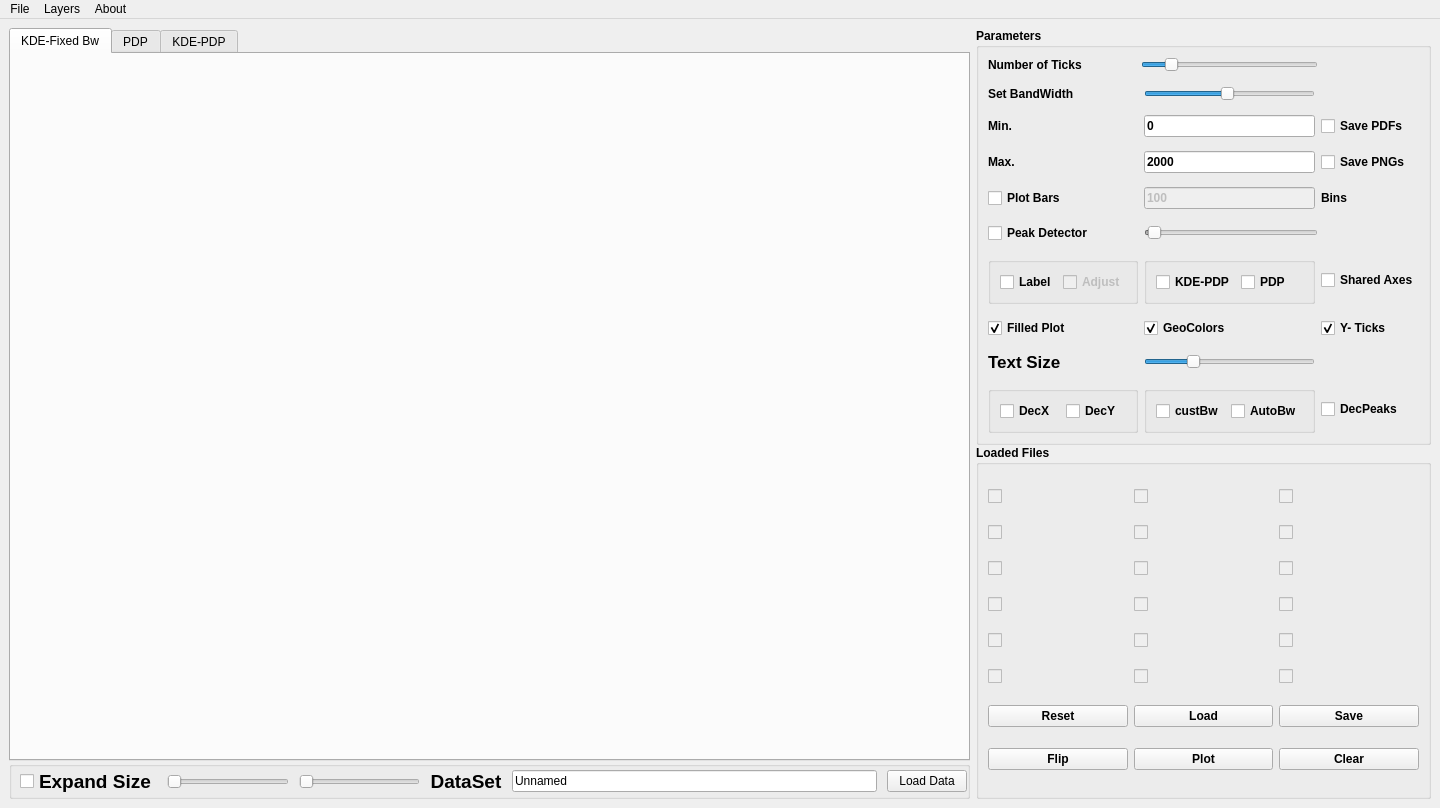
This is histograms.ui in andresrcorcho/CGD_HistogramsApp as Qt 5 draws it before an edit. The edited form follows.
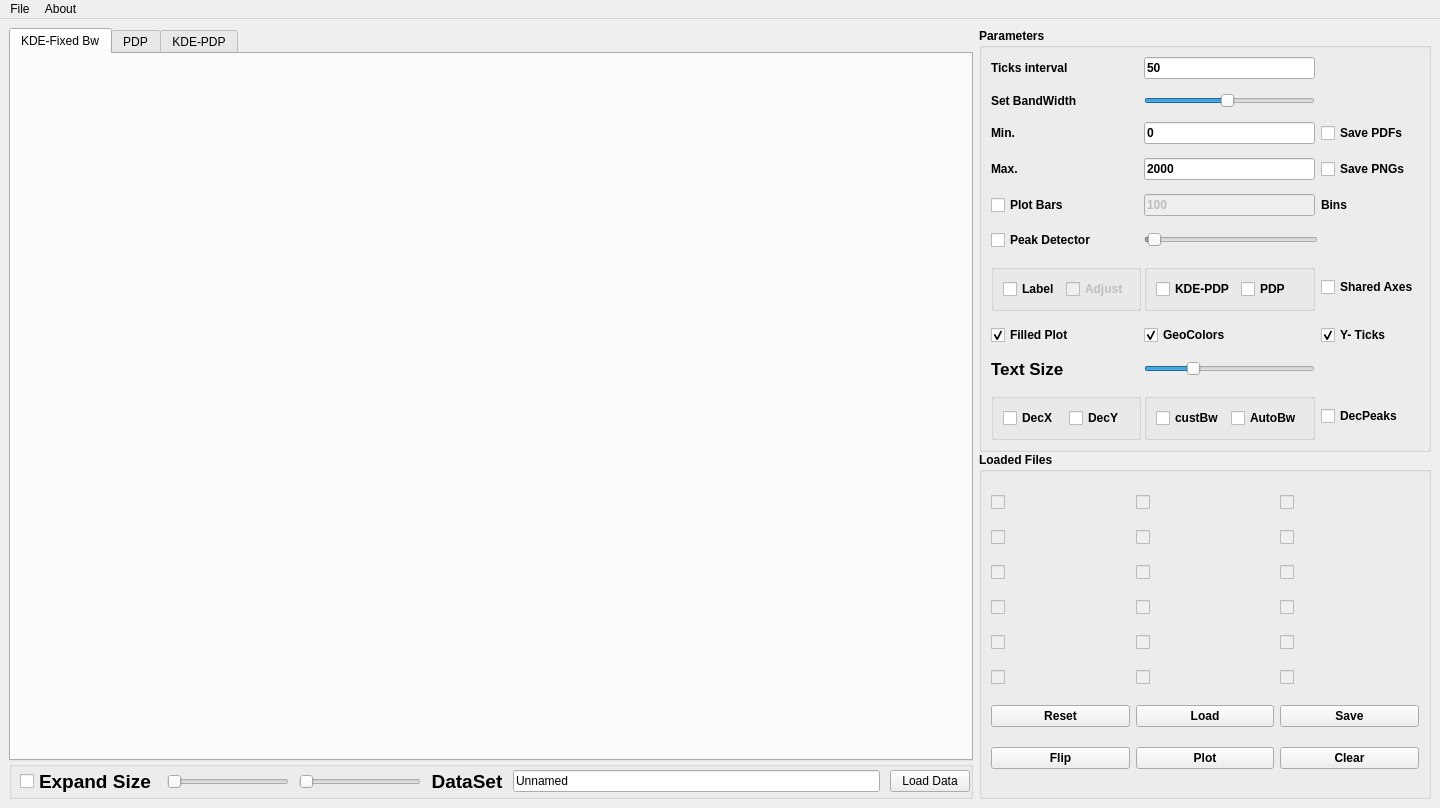
This is the edited form. Custom widgets are drawn as their Qt base class.

Diff of the .ui file:
```diff
--- a/histograms.ui
+++ b/histograms.ui
@@ -494,14 +494,60 @@
            <property name="title">
             <string>Parameters</string>
            </property>
-           <layout class="QGridLayout" name="gridLayout_4" columnstretch="0,0,0,0,0">
+           <layout class="QGridLayout" name="gridLayout_4" columnstretch="0,0,0,0">
             <property name="horizontalSpacing">
              <number>3</number>
             </property>
             <property name="verticalSpacing">
              <number>14</number>
             </property>
-            <item row="7" column="2">
+            <item row="10" column="0">
+             <widget class="QGroupBox" name="groupBox_3">
+              <property name="title">
+               <string/>
+              </property>
+              <layout class="QHBoxLayout" name="horizontalLayout_4">
+               <item>
+                <widget class="QCheckBox" name="DecimalX">
+                 <property name="text">
+                  <string>DecX</string>
+                 </property>
+                </widget>
+               </item>
+               <item>
+                <widget class="QCheckBox" name="DecimalY">
+                 <property name="text">
+                  <string>DecY</string>
+                 </property>
+                </widget>
+               </item>
+              </layout>
+             </widget>
+            </item>
+            <item row="10" column="1">
+             <widget class="QGroupBox" name="groupBox_4">
+              <property name="title">
+               <string/>
+              </property>
+              <layout class="QHBoxLayout" name="horizontalLayout_5">
+               <item>
+                <widget class="QCheckBox" name="customBw">
+                 <property name="text">
+                  <string>custBw</string>
+                 </property>
+                </widget>
+               </item>
+               <item>
+                <widget class="QCheckBox" name="AdaptativeBw">
+                 <property name="text">
+                  <string>AutoBw</string>
+                 </property>
+                </widget>
+               </item>
+              </layout>
+             </widget>
+            </item>
+            <item row="7" column="1">
              <widget class="QGroupBox" name="groupBox_2">
               <property name="title">
                <string/>
@@ -553,53 +599,37 @@
               </layout>
              </widget>
             </item>
-            <item row="10" column="0">
-             <widget class="QGroupBox" name="groupBox_3">
-              <property name="title">
-               <string/>
+            <item row="9" column="1">
+             <widget class="QSlider" name="TSize">
+              <property name="minimum">
+               <number>5</number>
               </property>
-              <layout class="QHBoxLayout" name="horizontalLayout_4">
-               <item>
-                <widget class="QCheckBox" name="DecimalX">
-                 <property name="text">
-                  <string>DecX</string>
-                 </property>
-                </widget>
-               </item>
-               <item>
-                <widget class="QCheckBox" name="DecimalY">
-                 <property name="text">
-                  <string>DecY</string>
-                 </property>
-                </widget>
-               </item>
-              </layout>
+              <property name="maximum">
+               <number>20</number>
+              </property>
+              <property name="value">
+               <number>9</number>
+              </property>
+              <property name="orientation">
+               <enum>Qt::Horizontal</enum>
+              </property>
              </widget>
             </item>
-            <item row="10" column="2">
-             <widget class="QGroupBox" name="groupBox_4">
-              <property name="title">
+            <item row="3" column="0">
+             <widget class="QLabel" name="label_5">
+              <property name="text">
+               <string>Max.</string>
+              </property>
+             </widget>
+            </item>
+            <item row="1" column="3">
+             <widget class="QLabel" name="BW">
+              <property name="text">
                <string/>
               </property>
-              <layout class="QHBoxLayout" name="horizontalLayout_5">
-               <item>
-                <widget class="QCheckBox" name="customBw">
-                 <property name="text">
-                  <string>custBw</string>
-                 </property>
-                </widget>
-               </item>
-               <item>
-                <widget class="QCheckBox" name="AdaptativeBw">
-                 <property name="text">
-                  <string>AutoBw</string>
-                 </property>
-                </widget>
-               </item>
-              </layout>
              </widget>
             </item>
-            <item row="3" column="4">
+            <item row="3" column="3">
              <widget class="QCheckBox" name="savepng">
               <property name="text">
                <string>Save PNGs</string>
@@ -623,7 +653,7 @@
               </property>
              </widget>
             </item>
-            <item row="8" column="2">
+            <item row="8" column="1">
              <widget class="QCheckBox" name="geoScale">
               <property name="text">
                <string>GeoColors</string>
@@ -633,7 +663,7 @@
               </property>
              </widget>
             </item>
-            <item row="8" column="4">
+            <item row="8" column="3">
              <widget class="QCheckBox" name="YAxisTicks">
               <property name="enabled">
                <bool>true</bool>
@@ -653,60 +683,20 @@
               </property>
              </widget>
             </item>
-            <item row="9" column="2">
-             <widget class="QSlider" name="TSize">
-              <property name="minimum">
-               <number>5</number>
-              </property>
-              <property name="maximum">
-               <number>20</number>
-              </property>
-              <property name="value">
-               <number>9</number>
-              </property>
-              <property name="orientation">
-               <enum>Qt::Horizontal</enum>
-              </property>
-             </widget>
-            </item>
-            <item row="3" column="0">
-             <widget class="QLabel" name="label_5">
-              <property name="text">
-               <string>Max.</string>
-              </property>
-             </widget>
-            </item>
-            <item row="1" column="4">
-             <widget class="QLabel" name="BW">
-              <property name="text">
-               <string/>
-              </property>
-             </widget>
-            </item>
-            <item row="2" column="4">
+            <item row="2" column="3">
              <widget class="QCheckBox" name="savepdf">
               <property name="text">
                <string>Save PDFs</string>
               </property>
              </widget>
             </item>
-            <item row="2" column="2">
+            <item row="2" column="1">
              <widget class="QLineEdit" name="Minin">
               <property name="text">
                <string>0</string>
               </property>
              </widget>
             </item>
-            <item row="5" column="4">
-             <widget class="QLabel" name="peakvalue">
-              <property name="midLineWidth">
-               <number>1</number>
-              </property>
-              <property name="text">
-               <string/>
-              </property>
-             </widget>
-            </item>
             <item row="5" column="0">
              <widget class="QCheckBox" name="peakdetect">
               <property name="text">
@@ -714,44 +704,7 @@
               </property>
              </widget>
             </item>
-            <item row="5" column="2" colspan="2">
-             <widget class="QSlider" name="delta">
-              <property name="enabled">
-               <bool>false</bool>
-              </property>
-              <property name="sizePolicy">
-               <sizepolicy hsizetype="Expanding" vsizetype="Fixed">
-                <horstretch>0</horstretch>
-                <verstretch>0</verstretch>
-               </sizepolicy>
-              </property>
-              <property name="minimum">
-               <number>1</number>
-              </property>
-              <property name="maximum">
-               <number>50</number>
-              </property>
-              <property name="singleStep">
-               <number>1</number>
-              </property>
-              <property name="pageStep">
-               <number>30</number>
-              </property>
-              <property name="value">
-               <number>2</number>
-              </property>
-              <property name="sliderPosition">
-               <number>2</number>
-              </property>
-              <property name="tracking">
-               <bool>true</bool>
-              </property>
-              <property name="orientation">
-               <enum>Qt::Horizontal</enum>
-              </property>
-             </widget>
-            </item>
-            <item row="3" column="2">
+            <item row="3" column="1">
              <widget class="QLineEdit" name="Maxi">
               <property name="text">
                <string>2000</string>
@@ -761,11 +714,11 @@
             <item row="0" column="0">
              <widget class="QLabel" name="ticksadjust">
               <property name="text">
-               <string>Number of Ticks</string>
+               <string>Ticks interval</string>
               </property>
              </widget>
             </item>
-            <item row="4" column="2">
+            <item row="4" column="1">
              <widget class="QLineEdit" name="bins">
               <property name="enabled">
                <bool>false</bool>
@@ -778,36 +731,14 @@
               </property>
              </widget>
             </item>
-            <item row="9" column="4">
+            <item row="9" column="3">
              <widget class="QLabel" name="tsize">
               <property name="text">
                <string/>
               </property>
              </widget>
             </item>
-            <item row="0" column="1" colspan="3">
-             <widget class="QSlider" name="tratio">
-              <property name="minimum">
-               <number>1</number>
-              </property>
-              <property name="maximum">
-               <number>50</number>
-              </property>
-              <property name="singleStep">
-               <number>1</number>
-              </property>
-              <property name="pageStep">
-               <number>1</number>
-              </property>
-              <property name="value">
-               <number>8</number>
-              </property>
-              <property name="orientation">
-               <enum>Qt::Horizontal</enum>
-              </property>
-             </widget>
-            </item>
-            <item row="0" column="4">
+            <item row="0" column="3">
              <widget class="QLabel" name="TR">
               <property name="text">
                <string/>
@@ -821,14 +752,14 @@
               </property>
              </widget>
             </item>
-            <item row="7" column="4">
+            <item row="7" column="3">
              <widget class="QCheckBox" name="sharedXY">
               <property name="text">
                <string>Shared Axes</string>
               </property>
              </widget>
             </item>
-            <item row="4" column="4">
+            <item row="4" column="3">
              <widget class="QLabel" name="label_7">
               <property name="text">
                <string>Bins</string>
@@ -847,7 +778,7 @@
               </property>
              </widget>
             </item>
-            <item row="1" column="2">
+            <item row="1" column="1">
              <widget class="QSlider" name="Bw">
               <property name="minimum">
                <number>1</number>
@@ -872,13 +803,67 @@
               </property>
              </widget>
             </item>
-            <item row="10" column="4">
+            <item row="10" column="3">
              <widget class="QCheckBox" name="DecimalPeaks">
               <property name="text">
                <string>DecPeaks</string>
               </property>
              </widget>
             </item>
+            <item row="5" column="3">
+             <widget class="QLabel" name="peakvalue">
+              <property name="midLineWidth">
+               <number>1</number>
+              </property>
+              <property name="text">
+               <string/>
+              </property>
+             </widget>
+            </item>
+            <item row="5" column="1" colspan="2">
+             <widget class="QSlider" name="delta">
+              <property name="enabled">
+               <bool>false</bool>
+              </property>
+              <property name="sizePolicy">
+               <sizepolicy hsizetype="Expanding" vsizetype="Fixed">
+                <horstretch>0</horstretch>
+                <verstretch>0</verstretch>
+               </sizepolicy>
+              </property>
+              <property name="minimum">
+               <number>1</number>
+              </property>
+              <property name="maximum">
+               <number>50</number>
+              </property>
+              <property name="singleStep">
+               <number>1</number>
+              </property>
+              <property name="pageStep">
+               <number>30</number>
+              </property>
+              <property name="value">
+               <number>2</number>
+              </property>
+              <property name="sliderPosition">
+               <number>2</number>
+              </property>
+              <property name="tracking">
+               <bool>true</bool>
+              </property>
+              <property name="orientation">
+               <enum>Qt::Horizontal</enum>
+              </property>
+             </widget>
+            </item>
+            <item row="0" column="1">
+             <widget class="QLineEdit" name="tratio">
+              <property name="text">
+               <string>50</string>
+              </property>
+             </widget>
+            </item>
            </layout>
           </widget>
          </item>
@@ -898,12 +883,6 @@
      <height>22</height>
     </rect>
    </property>
-   <widget class="QMenu" name="menugfg">
-    <property name="title">
-     <string>Layers</string>
-    </property>
-    <addaction name="actionDataSets"/>
-   </widget>
    <widget class="QMenu" name="menuAbout">
     <property name="title">
      <string>About</string>
@@ -916,7 +895,6 @@
     </property>
    </widget>
    <addaction name="menuFile"/>
-   <addaction name="menugfg"/>
    <addaction name="menuAbout"/>
   </widget>
   <action name="actionDataSets">
```
Left out of the diff: 21 changed lines with no effect on the pictures.
